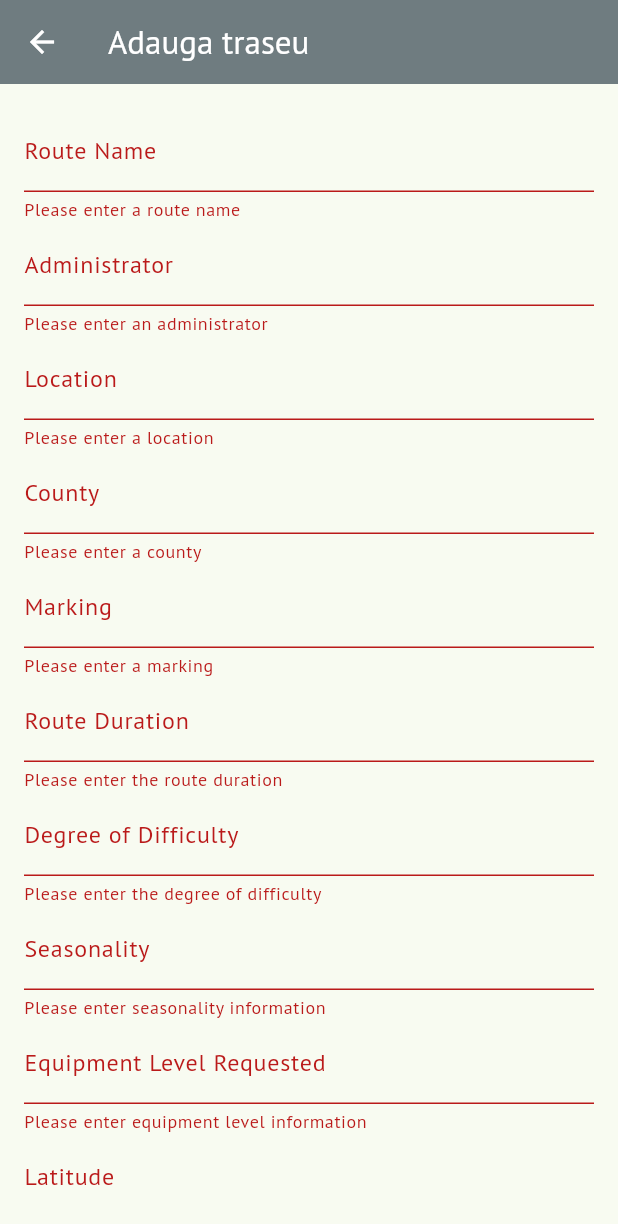
After one commit to Berejnec/HikeConnect, a Flutter app: the HikingTrailForm screen opened directly, after a tap on "Submit", on a phone screen of 412 x 824 dp. The commit adds this screen. Shown: the top 1224 px of the screen. Run offline on Flutter 3.47's test engine with Material 3 defaults, Android fonts, the phone set to English and light mode, and no system bars; our stand-ins replace carousel_slider, cloud_firestore, convex_bottom_bar, firebase_auth, firebase_core, firebase_storage and 6 more; accounts and stored records are empty; project files that could hold a hidden picture were left out.

Commit message:
[hiking-trails] - work on hiking trails screen, updates on user profile screen, added work in progress connection dashboard screen

```diff
--- /dev/null
+++ b/lib/features/hiking_trails/hiking_trail_form.dart
@@ -0,0 +1,194 @@
+import 'package:flutter/material.dart';
+import 'package:cloud_firestore/cloud_firestore.dart';
+import 'package:google_maps_flutter/google_maps_flutter.dart';
+import 'package:hike_connect/models/hiking_trail.dart';
+
+class HikingTrailForm extends StatefulWidget {
+  const HikingTrailForm({super.key});
+
+  @override
+  State<HikingTrailForm> createState() => _HikingTrailFormState();
+}
+
+class _HikingTrailFormState extends State<HikingTrailForm> {
+  final GlobalKey<FormState> _formKey = GlobalKey<FormState>();
+
+  final TextEditingController routeNameController = TextEditingController();
+  final TextEditingController administratorController = TextEditingController();
+  final TextEditingController locationController = TextEditingController();
+  final TextEditingController countyController = TextEditingController();
+  final TextEditingController markingController = TextEditingController();
+  final TextEditingController routeDurationController = TextEditingController();
+  final TextEditingController degreeOfDifficultyController = TextEditingController();
+  final TextEditingController seasonalityController = TextEditingController();
+  final TextEditingController equipmentLevelController = TextEditingController();
+  final TextEditingController latitudeController = TextEditingController();
+  final TextEditingController longitudeController = TextEditingController();
+
+  @override
+  Widget build(BuildContext context) {
+    return Scaffold(
+      appBar: AppBar(
+        title: const Text('Adauga traseu'),
+      ),
+      body: Padding(
+        padding: const EdgeInsets.all(16.0),
+        child: Form(
+          key: _formKey,
+          child: ListView(
+            children: [
+              TextFormField(
+                controller: routeNameController,
+                decoration: const InputDecoration(labelText: 'Route Name'),
+                validator: (value) {
+                  if (value == null || value.isEmpty) {
+                    return 'Please enter a route name';
+                  }
+                  return null;
+                },
+              ),
+              TextFormField(
+                controller: administratorController,
+                decoration: const InputDecoration(labelText: 'Administrator'),
+                validator: (value) {
+                  if (value == null || value.isEmpty) {
+                    return 'Please enter an administrator';
+                  }
+                  return null;
+                },
+              ),
+              TextFormField(
+                controller: locationController,
+                decoration: const InputDecoration(labelText: 'Location'),
+                validator: (value) {
+                  if (value == null || value.isEmpty) {
+                    return 'Please enter a location';
+                  }
+                  return null;
+                },
+              ),
+              TextFormField(
+                controller: countyController,
+                decoration: const InputDecoration(labelText: 'County'),
+                validator: (value) {
+                  if (value == null || value.isEmpty) {
+                    return 'Please enter a county';
+                  }
+                  return null;
+                },
+              ),
+              TextFormField(
+                controller: markingController,
+                decoration: const InputDecoration(labelText: 'Marking'),
+                validator: (value) {
+                  if (value == null || value.isEmpty) {
+                    return 'Please enter a marking';
+                  }
+                  return null;
+                },
+              ),
+              TextFormField(
+                controller: routeDurationController,
+                decoration: const InputDecoration(labelText: 'Route Duration'),
+                validator: (value) {
+                  if (value == null || value.isEmpty) {
+                    return 'Please enter the route duration';
+                  }
+                  return null;
+                },
+              ),
+              TextFormField(
+                controller: degreeOfDifficultyController,
+                decoration: const InputDecoration(labelText: 'Degree of Difficulty'),
+                validator: (value) {
+                  if (value == null || value.isEmpty) {
+                    return 'Please enter the degree of difficulty';
+                  }
+                  return null;
+                },
+              ),
+              TextFormField(
+                controller: seasonalityController,
+                decoration: const InputDecoration(labelText: 'Seasonality'),
+                validator: (value) {
+                  if (value == null || value.isEmpty) {
+                    return 'Please enter seasonality information';
+                  }
+                  return null;
+                },
+              ),
+              TextFormField(
+                controller: equipmentLevelController,
+                decoration: const InputDecoration(labelText: 'Equipment Level Requested'),
+                validator: (value) {
+                  if (value == null || value.isEmpty) {
+                    return 'Please enter equipment level information';
+                  }
+                  return null;
+                },
+              ),
+              TextFormField(
+                controller: latitudeController,
+                keyboardType: TextInputType.number,
+                decoration: InputDecoration(labelText: 'Latitude'),
+                validator: (value) {
+                  if (value == null || value.isEmpty) {
+                    return 'Please enter a latitude';
+                  }
+                  return null;
+                },
+              ),
+              TextFormField(
+                controller: longitudeController,
+                keyboardType: TextInputType.text,
+                decoration: InputDecoration(labelText: 'Longitude'),
+                validator: (value) {
+                  if (value == null || value.isEmpty) {
+                    return 'Please enter a longitude';
+                  }
+                  return null;
+                },
+              ),
+              const SizedBox(height: 16.0),
+              ElevatedButton(
+                onPressed: () {
+                  if (_formKey.currentState!.validate()) {
+                    saveHikingTrail();
+                  }
+                },
+                child: const Text('Submit'),
+              ),
+            ],
+          ),
+        ),
+      ),
+    );
+  }
+
+  Future<void> saveHikingTrail() async {
+    HikingTrail newTrail = HikingTrail(
+      uuid: '', // Auto-generated ID will be assigned by Firestore
+      dateOfIssue: DateTime.now(),
+      routeName: routeNameController.text,
+      administrator: administratorController.text,
+      location: locationController.text,
+      county: countyController.text,
+      marking: markingController.text,
+      routeDuration: routeDurationController.text,
+      degreeOfDifficulty: degreeOfDifficultyController.text,
+      seasonality: seasonalityController.text,
+      equipmentLevelRequested: equipmentLevelController.text,
+      locationLatLng: LatLng(
+        double.parse(latitudeController.text),
+        double.parse(longitudeController.text),
+      ),
+    );
+
+    try {
+      await FirebaseFirestore.instance.collection('hikingTrails').add(newTrail.toMap());
+      print('Hiking trail added successfully');
+    } catch (e) {
+      print('Error adding hiking trail: $e');
+    }
+  }
+}
--- a/lib/models/hiker_user.dart
+++ b/lib/models/hiker_user.dart
@@ -3,6 +3,7 @@ class HikerUser {
   String displayName;
   String email;
   String? phoneNumber;
+  String? backgroundUrl;
   List<String>? imageUrls;
 
   HikerUser({
@@ -10,6 +11,7 @@ class HikerUser {
     required this.displayName,
     required this.email,
     this.phoneNumber,
+    this.backgroundUrl,
     this.imageUrls,
   });
 
@@ -19,6 +21,7 @@ class HikerUser {
       'displayName': displayName,
       'email': email,
       'phoneNumber': phoneNumber,
+      'backgroundUrl': backgroundUrl,
       'imageUrls': imageUrls,
     };
   }
@@ -29,6 +32,7 @@ class HikerUser {
       displayName: map['displayName'],
       email: map['email'],
       phoneNumber: map['phoneNumber'] as String?,
+      backgroundUrl: map['backgroundUrl'] as String?,
       imageUrls: map['imageUrls'] != null ? List<String>.from(map['imageUrls']) : null,
     );
   }
--- a/lib/models/hiking_trail.dart
+++ b/lib/models/hiking_trail.dart
@@ -1,4 +1,5 @@
 import 'package:cloud_firestore/cloud_firestore.dart';
+import 'package:google_maps_flutter/google_maps_flutter.dart';
 
 class HikingTrail {
   String? uuid;
@@ -12,6 +13,7 @@ class HikingTrail {
   String degreeOfDifficulty;
   String seasonality;
   String equipmentLevelRequested;
+  LatLng locationLatLng;
 
   HikingTrail({
     required this.uuid,
@@ -25,6 +27,7 @@ class HikingTrail {
     required this.degreeOfDifficulty,
     required this.seasonality,
     required this.equipmentLevelRequested,
+    required this.locationLatLng,
   });
 
   Map<String, dynamic> toMap() {
@@ -40,6 +43,10 @@ class HikingTrail {
       'degreeOfDifficulty': degreeOfDifficulty,
       'seasonality': seasonality,
       'equipmentLevelRequested': equipmentLevelRequested,
+      'locationLatLng': {
+        'latitude': locationLatLng.latitude.toDouble(),
+        'longitude': locationLatLng.longitude.toDouble(),
+      },
     };
   }
 
@@ -56,6 +63,10 @@ class HikingTrail {
       degreeOfDifficulty: map['degreeOfDifficulty'],
       seasonality: map['seasonality'],
       equipmentLevelRequested: map['equipmentLevelRequested'],
+      locationLatLng: LatLng(
+        (map['locationLatLng']['latitude'] as num).toDouble(),
+        (map['locationLatLng']['longitude'] as num).toDouble(),
+      ),
     );
   }
 }
--- a/lib/theme/hike_color.dart
+++ b/lib/theme/hike_color.dart
@@ -5,6 +5,7 @@ class HikeColor {
 
   static const Color primaryColor = Color(0xFF127C0E);
   static Color bgLoginColor = Colors.green.shade200;
+  static Color green = Colors.green.shade300;
 
   static const Color secondaryColor = Color(0xFF6F7C80);
   static const Color tertiaryColor = Color(0xFFA1A7AC);
@@ -21,5 +22,5 @@ class HikeColor {
   static const Color errorLightColor = Color(0xFFFF6659);
   static const Color errorDarkColor = Color(0xFF9A0007);
 
-  static const Color whiteColor = Colors.white;
+  static const Color white = Colors.white;
 }
--- a/lib/theme/hike_connect_theme.dart
+++ b/lib/theme/hike_connect_theme.dart
@@ -7,7 +7,7 @@ class HikeConnectTheme {
 
   static ThemeData getPrimaryTheme() {
     return _primaryTheme.copyWith(
-      textTheme: GoogleFonts.aBeeZeeTextTheme(_primaryTheme.textTheme),
+      textTheme: GoogleFonts.ptSansTextTheme(_primaryTheme.textTheme),
     );
   }
 
```
Also changed, not shown: lib/features/connections/connect_dashboard_screen.dart (added, +168 -0 lines), lib/features/hiker_profile/hiker_profile_screen.dart (+48 -68 lines), lib/features/hiking_trails/hiking_trails_screen.dart (+60 -44 lines), lib/home_screen.dart (+8 -2 lines), lib/utils/widgets/row_info.dart (added, +24 -0 lines).
